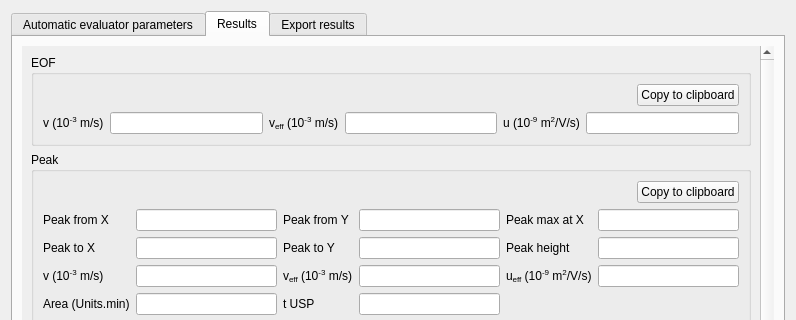
This is src/gui/evaluationwidget.ui in echmet/CEval as Qt 5 draws it before an edit; both pictures show x 0 to 796 and y 0 to 320 of the 796 by 644 pixel window. The edited form follows.
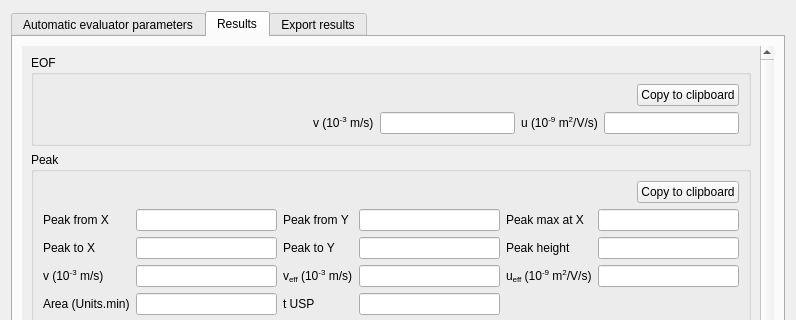
This is the edited form. Custom widgets are drawn as their Qt base class.

Commit message: Remove effective EOF velocity from the UI and export schemes

The edit to the form file:
```diff
--- a/src/gui/evaluationwidget.ui
+++ b/src/gui/evaluationwidget.ui
@@ -669,13 +669,6 @@
               </item>
               <item>
                <layout class="QGridLayout" name="gridLayout_3">
-                <item row="0" column="2">
-                 <widget class="QLabel" name="ql_vEofRel">
-                  <property name="text">
-                   <string>&lt;html&gt;&lt;head/&gt;&lt;body&gt;&lt;p&gt;v&lt;span style=&quot; vertical-align:sub;&quot;&gt;eff&lt;/span&gt; (10&lt;span style=&quot; vertical-align:super;&quot;&gt;-3&lt;/span&gt; m/s)&lt;/p&gt;&lt;/body&gt;&lt;/html&gt;</string>
-                  </property>
-                 </widget>
-                </item>
                 <item row="0" column="4">
                  <widget class="QLabel" name="ql_uEof">
                   <property name="text">
@@ -683,40 +676,15 @@
                   </property>
                  </widget>
                 </item>
-                <item row="0" column="0">
+                <item row="0" column="2">
                  <widget class="QLabel" name="ql_vEof">
                   <property name="text">
                    <string>&lt;html&gt;&lt;head/&gt;&lt;body&gt;&lt;p&gt;v (10&lt;span style=&quot; vertical-align:super;&quot;&gt;-3&lt;/span&gt; m/s)&lt;/p&gt;&lt;/body&gt;&lt;/html&gt;</string>
                   </property>
                  </widget>
                 </item>
-                <item row="0" column="1">
-                 <widget class="FloatingValueLineEdit" name="qle_vEof">
-                  <property name="sizePolicy">
-                   <sizepolicy hsizetype="MinimumExpanding" vsizetype="Fixed">
-                    <horstretch>0</horstretch>
-                    <verstretch>0</verstretch>
-                   </sizepolicy>
-                  </property>
-                  <property name="minimumSize">
-                   <size>
-                    <width>25</width>
-                    <height>0</height>
-                   </size>
-                  </property>
-                  <property name="focusPolicy">
-                   <enum>Qt::ClickFocus</enum>
-                  </property>
-                  <property name="alignment">
-                   <set>Qt::AlignRight|Qt::AlignTrailing|Qt::AlignVCenter</set>
-                  </property>
-                  <property name="readOnly">
-                   <bool>true</bool>
-                  </property>
-                 </widget>
-                </item>
                 <item row="0" column="3">
-                 <widget class="FloatingValueLineEdit" name="qle_vEofEff">
+                 <widget class="FloatingValueLineEdit" name="qle_vEof">
                   <property name="sizePolicy">
                    <sizepolicy hsizetype="MinimumExpanding" vsizetype="Fixed">
                     <horstretch>0</horstretch>
@@ -765,6 +733,32 @@
                   </property>
                  </widget>
                 </item>
+                <item row="0" column="1">
+                 <spacer name="horizontalSpacer_10">
+                  <property name="orientation">
+                   <enum>Qt::Horizontal</enum>
+                  </property>
+                  <property name="sizeHint" stdset="0">
+                   <size>
+                    <width>40</width>
+                    <height>20</height>
+                   </size>
+                  </property>
+                 </spacer>
+                </item>
+                <item row="0" column="0">
+                 <spacer name="horizontalSpacer_11">
+                  <property name="orientation">
+                   <enum>Qt::Horizontal</enum>
+                  </property>
+                  <property name="sizeHint" stdset="0">
+                   <size>
+                    <width>40</width>
+                    <height>20</height>
+                   </size>
+                  </property>
+                 </spacer>
+                </item>
                </layout>
               </item>
              </layout>
```
The commit also changes 3 other files.
